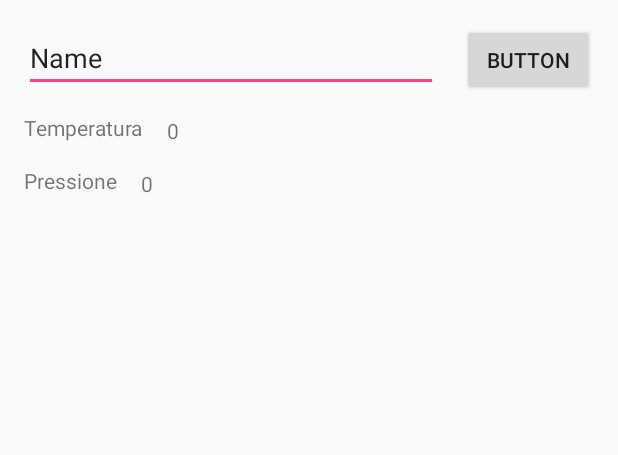
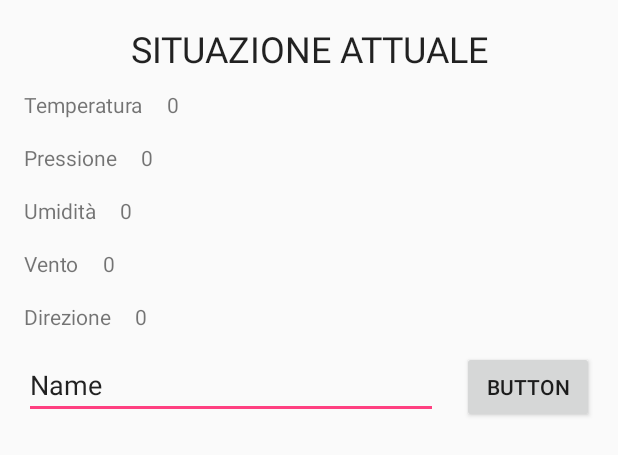
Before and after one commit to remotomasi/MeteoLecce, an Android app: the layout activity_main.xml on its own in the app's theme, with its tools: preview values and no code run, on a phone screen of 412 x 824 dp. Shown: the top 455 px of the screen. Run offline under Robolectric (Android 15) with nearby library versions, the phone set to English and light mode, and no system bars.

Commit message:
Added humidity, win dir and power. Some graphic update.

```diff
--- a/app/src/main/java/com/meteolecce/meteolecce/MainActivity.java
+++ b/app/src/main/java/com/meteolecce/meteolecce/MainActivity.java
@@ -20,8 +20,8 @@ import org.apache.http.client.ClientProtocolException;
 
 public class MainActivity extends AppCompatActivity {
 
-    TextView txtTemp = null, txtPress = null;
-    String temp = null, press = null;
+    TextView txtTemp = null, txtPress = null, txtHum = null, txtWPow = null, txtWDir = null;
+    String temp = null, press = null, hum = null, wPow = null, wDir = null;
     final String site = "http://api.openweathermap.org/data/2.5/weather?q=Lecce,it&appid=35222ccfcb5285d12e8a0e3222d59d9c";
 
     @Override
@@ -40,6 +40,9 @@ public class MainActivity extends AppCompatActivity {
 
             txtTemp = (TextView) findViewById(R.id.textView7);
             txtPress = (TextView) findViewById(R.id.textView2);
+            txtHum = (TextView) findViewById(R.id.textView4);
+            txtWPow = (TextView) findViewById(R.id.textView8);
+            txtWDir = (TextView) findViewById(R.id.textView10);
 
             String str = "";
             HttpResponse response;
@@ -59,6 +62,9 @@ public class MainActivity extends AppCompatActivity {
                 JSONObject json = new JSONObject(str);
                 temp = json.getJSONObject("main").getString("temp");
                 press = json.getJSONObject("main").getString("pressure");
+                hum = json.getJSONObject("main").getString("humidity");
+                wPow = json.getJSONObject("wind").getString("speed");
+                wDir = json.getJSONObject("wind").getString("deg");
                 //txt.setText(module);
             } catch (JSONException e) {
                 e.printStackTrace();
@@ -69,8 +75,16 @@ public class MainActivity extends AppCompatActivity {
         @Override
         protected void onPostExecute(Void result) {
 
-            txtTemp.setText(temp);
-            txtPress.setText(press);
+            Double tt = Double.parseDouble(temp);
+            Double wp = Double.parseDouble(wPow);
+            wp = wp * 3.6;
+            tt = tt - 273;
+
+            txtTemp.setText(String.format("%.2f", tt) + " °C");
+            txtPress.setText(press + " hPa");
+            txtHum.setText(hum + " %");
+            txtWPow.setText(String.format("%.2f", wp) + " Km/h");
+            txtWDir.setText(wDir);
             super.onPostExecute(result);
         }
     }
--- a/app/src/main/res/layout/activity_main.xml
+++ b/app/src/main/res/layout/activity_main.xml
@@ -10,7 +10,7 @@
         android:id="@+id/editText"
         android:layout_width="0dp"
         android:layout_height="wrap_content"
-        android:layout_marginTop="16dp"
+        android:layout_marginTop="234dp"
         android:ems="10"
         android:hint="@string/data_viewer"
         android:inputType="textPersonName"
@@ -39,10 +39,11 @@
         android:layout_width="0dp"
         android:layout_height="wrap_content"
         android:layout_marginLeft="16dp"
-        android:layout_marginTop="75dp"
+        android:layout_marginTop="60dp"
         android:text="@string/tempName"
         app:layout_constraintLeft_toLeftOf="parent"
-        app:layout_constraintTop_toTopOf="parent" />
+        app:layout_constraintTop_toTopOf="parent"
+        android:layout_marginStart="16dp" />
 
     <TextView
         android:id="@+id/textView7"
@@ -51,8 +52,8 @@
         android:text="@string/temperature"
         app:layout_constraintLeft_toRightOf="@+id/textView5"
         android:layout_marginLeft="16dp"
-        android:layout_marginTop="16dp"
-        app:layout_constraintTop_toBottomOf="@+id/editText" />
+        app:layout_constraintBaseline_toBaselineOf="@+id/textView5"
+        android:layout_marginStart="16dp" />
 
     <TextView
         android:id="@+id/textView"
@@ -62,16 +63,91 @@
         android:layout_marginTop="16dp"
         android:text="@string/pressureName"
         app:layout_constraintLeft_toLeftOf="parent"
-        app:layout_constraintTop_toBottomOf="@+id/textView5" />
+        app:layout_constraintTop_toBottomOf="@+id/textView5"
+        android:layout_marginStart="16dp" />
 
     <TextView
         android:id="@+id/textView2"
         android:layout_width="wrap_content"
         android:layout_height="wrap_content"
         android:layout_marginLeft="16dp"
-        android:layout_marginTop="16dp"
         android:text="@string/pressure"
         app:layout_constraintLeft_toRightOf="@+id/textView"
-        app:layout_constraintTop_toBottomOf="@+id/textView7" />
+        app:layout_constraintBaseline_toBaselineOf="@+id/textView"
+        android:layout_marginStart="16dp" />
+
+    <TextView
+        android:id="@+id/textView3"
+        android:layout_width="wrap_content"
+        android:layout_height="wrap_content"
+        android:layout_marginLeft="16dp"
+        android:layout_marginTop="16dp"
+        android:text="@string/humName"
+        app:layout_constraintLeft_toLeftOf="parent"
+        app:layout_constraintTop_toBottomOf="@+id/textView"
+        android:layout_marginStart="16dp" />
+
+    <TextView
+        android:id="@+id/textView4"
+        android:layout_width="wrap_content"
+        android:layout_height="wrap_content"
+        android:layout_marginLeft="16dp"
+        android:text="@string/humidity"
+        app:layout_constraintLeft_toRightOf="@+id/textView3"
+        app:layout_constraintBaseline_toBaselineOf="@+id/textView3"
+        android:layout_marginStart="16dp" />
+
+    <TextView
+        android:id="@+id/textView6"
+        android:layout_width="wrap_content"
+        android:layout_height="wrap_content"
+        android:layout_marginLeft="16dp"
+        android:layout_marginTop="16dp"
+        android:text="@string/windName"
+        app:layout_constraintLeft_toLeftOf="parent"
+        app:layout_constraintTop_toBottomOf="@+id/textView3"
+        android:layout_marginStart="16dp" />
+
+    <TextView
+        android:id="@+id/textView8"
+        android:layout_width="wrap_content"
+        android:layout_height="wrap_content"
+        android:layout_marginLeft="16dp"
+        android:text="@string/wPower"
+        app:layout_constraintLeft_toRightOf="@+id/textView6"
+        app:layout_constraintBaseline_toBaselineOf="@+id/textView6"
+        android:layout_marginStart="16dp" />
+
+    <TextView
+        android:id="@+id/textView9"
+        android:layout_width="wrap_content"
+        android:layout_height="wrap_content"
+        android:layout_marginLeft="16dp"
+        android:layout_marginTop="16dp"
+        android:text="@string/windDir"
+        app:layout_constraintLeft_toLeftOf="parent"
+        app:layout_constraintTop_toBottomOf="@+id/textView6"
+        android:layout_marginStart="16dp" />
+
+    <TextView
+        android:id="@+id/textView10"
+        android:layout_width="wrap_content"
+        android:layout_height="wrap_content"
+        android:layout_marginLeft="16dp"
+        android:text="@string/wDir"
+        app:layout_constraintLeft_toRightOf="@+id/textView9"
+        app:layout_constraintBaseline_toBaselineOf="@+id/textView9"
+        android:layout_marginStart="16dp" />
+
+    <TextView
+        android:id="@+id/textView11"
+        android:layout_width="wrap_content"
+        android:layout_height="wrap_content"
+        android:layout_marginTop="16dp"
+        android:text="@string/titleMainPage"
+        android:textAppearance="@style/TextAppearance.AppCompat.Headline"
+        app:layout_constraintLeft_toLeftOf="parent"
+        app:layout_constraintRight_toRightOf="parent"
+        app:layout_constraintTop_toTopOf="parent" />
 
 </android.support.constraint.ConstraintLayout>
--- a/app/src/main/res/values/strings.xml
+++ b/app/src/main/res/values/strings.xml
@@ -6,4 +6,11 @@
     <string name="temperature">0</string>
     <string name="pressureName">Pressione</string>
     <string name="pressure">0</string>
+    <string name="windName">Vento</string>
+    <string name="windDir">Direzione</string>
+    <string name="wPower">0</string>
+    <string name="wDir">0</string>
+    <string name="humidity">0</string>
+    <string name="humName">Umidità</string>
+    <string name="titleMainPage">SITUAZIONE ATTUALE</string>
 </resources>
```
